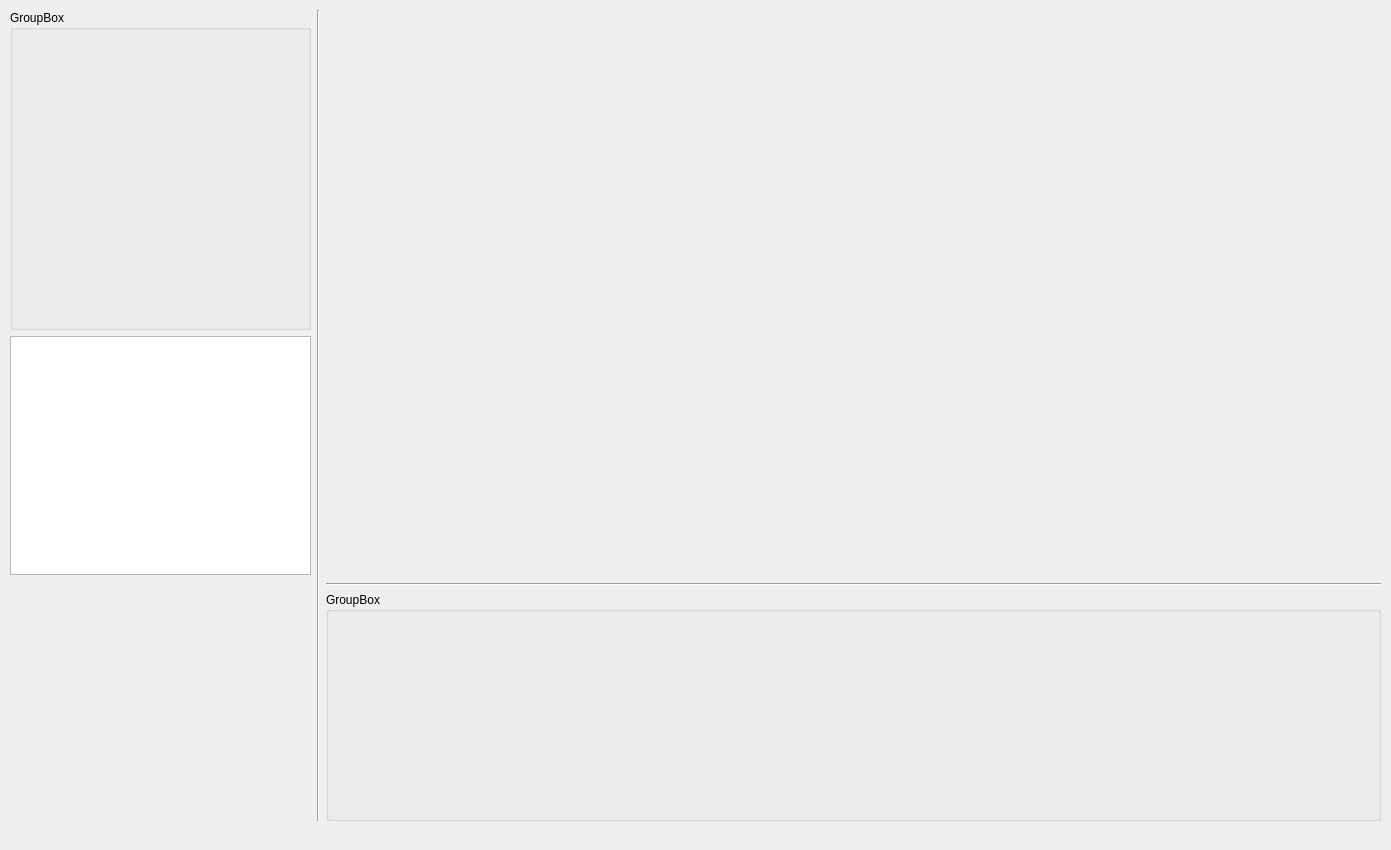
Qt form pages/datameasurementpage.ui (MinWenaaa/surfacePlanner) before a commit.
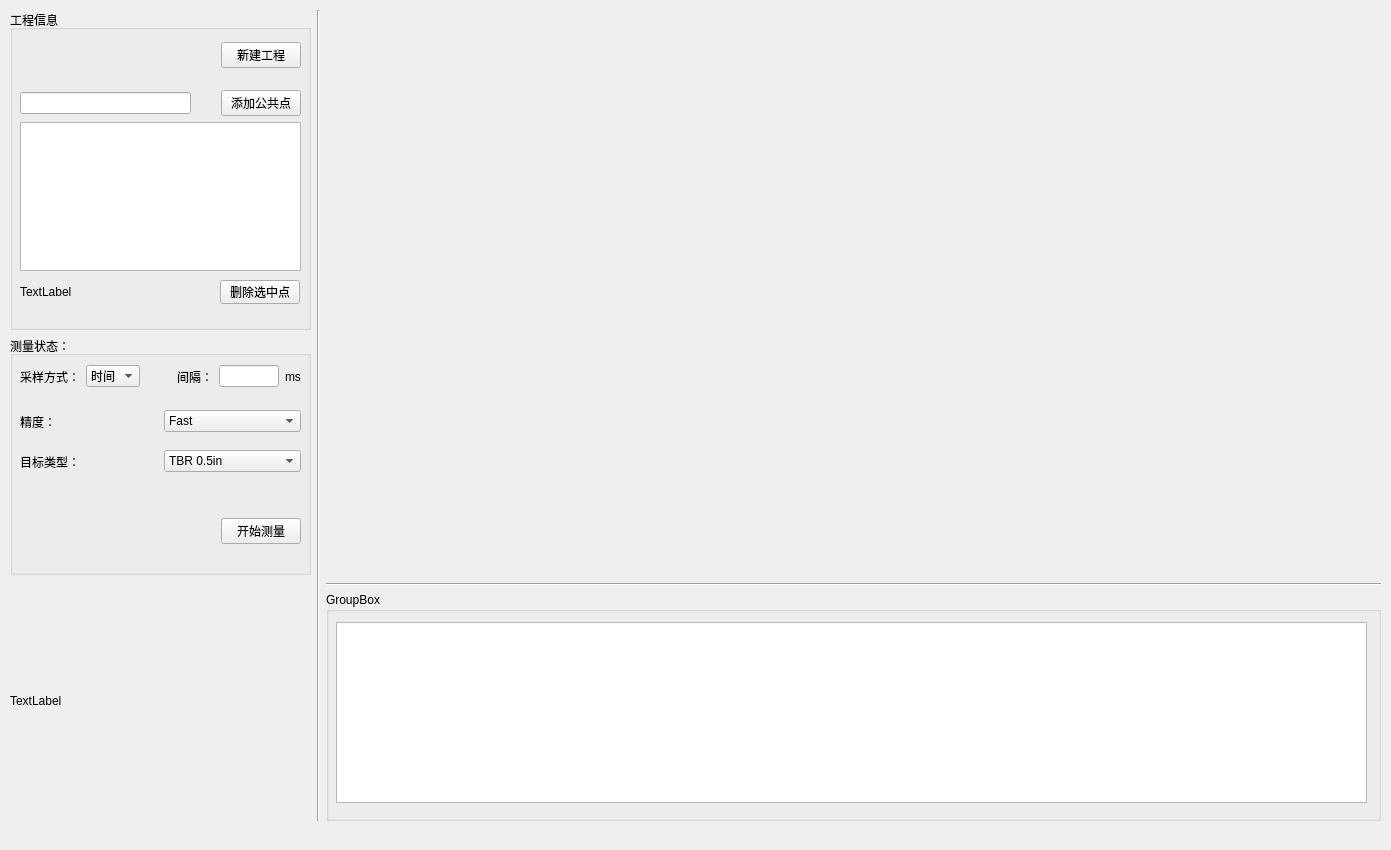
The same form after that commit.

Commit message: 公共点测量

The edit to the form file:
```diff
--- a/pages/datameasurementpage.ui
+++ b/pages/datameasurementpage.ui
@@ -31,15 +31,333 @@
       <item>
        <widget class="QGroupBox" name="groupBox_2">
         <property name="title">
-         <string>GroupBox</string>
+         <string>工程信息</string>
         </property>
+        <widget class="QWidget" name="horizontalLayoutWidget_2">
+         <property name="geometry">
+          <rect>
+           <x>10</x>
+           <y>30</y>
+           <width>281</width>
+           <height>31</height>
+          </rect>
+         </property>
+         <layout class="QHBoxLayout" name="horizontalLayout_3" stretch="5,1,2">
+          <item>
+           <widget class="QLabel" name="file_pathLabel">
+            <property name="text">
+             <string/>
+            </property>
+           </widget>
+          </item>
+          <item>
+           <spacer name="horizontalSpacer">
+            <property name="orientation">
+             <enum>Qt::Horizontal</enum>
+            </property>
+            <property name="sizeHint" stdset="0">
+             <size>
+              <width>40</width>
+              <height>20</height>
+             </size>
+            </property>
+           </spacer>
+          </item>
+          <item>
+           <widget class="QPushButton" name="fileButton">
+            <property name="text">
+             <string>新建工程</string>
+            </property>
+           </widget>
+          </item>
+         </layout>
+        </widget>
+        <widget class="QWidget" name="verticalLayoutWidget">
+         <property name="geometry">
+          <rect>
+           <x>10</x>
+           <y>80</y>
+           <width>281</width>
+           <height>181</height>
+          </rect>
+         </property>
+         <layout class="QVBoxLayout" name="verticalLayout_3">
+          <item>
+           <layout class="QHBoxLayout" name="horizontalLayout_8" stretch="7,1,3">
+            <item>
+             <widget class="QLineEdit" name="pointNameEdit"/>
+            </item>
+            <item>
+             <spacer name="horizontalSpacer_3">
+              <property name="orientation">
+               <enum>Qt::Horizontal</enum>
+              </property>
+              <property name="sizeHint" stdset="0">
+               <size>
+                <width>40</width>
+                <height>20</height>
+               </size>
+              </property>
+             </spacer>
+            </item>
+            <item>
+             <widget class="QPushButton" name="addPointButton">
+              <property name="text">
+               <string>添加公共点</string>
+              </property>
+             </widget>
+            </item>
+           </layout>
+          </item>
+          <item>
+           <widget class="QTableView" name="tableView"/>
+          </item>
+         </layout>
+        </widget>
+        <widget class="QPushButton" name="removeConnectionButton">
+         <property name="geometry">
+          <rect>
+           <x>210</x>
+           <y>270</y>
+           <width>80</width>
+           <height>24</height>
+          </rect>
+         </property>
+         <property name="text">
+          <string>删除选中点</string>
+         </property>
+        </widget>
+        <widget class="QLabel" name="stationStatusLabel">
+         <property name="geometry">
+          <rect>
+           <x>10</x>
+           <y>270</y>
+           <width>191</width>
+           <height>24</height>
+          </rect>
+         </property>
+         <property name="text">
+          <string>TextLabel</string>
+         </property>
+        </widget>
        </widget>
       </item>
       <item>
-       <widget class="QGraphicsView" name="graphicsView"/>
+       <widget class="QGroupBox" name="measure_group">
+        <property name="title">
+         <string>测量状态：</string>
+        </property>
+        <widget class="QWidget" name="horizontalLayoutWidget_3">
+         <property name="geometry">
+          <rect>
+           <x>10</x>
+           <y>20</y>
+           <width>281</width>
+           <height>41</height>
+          </rect>
+         </property>
+         <layout class="QHBoxLayout" name="horizontalLayout_4">
+          <item>
+           <widget class="QLabel" name="staticlabel1">
+            <property name="text">
+             <string>采样方式：</string>
+            </property>
+           </widget>
+          </item>
+          <item>
+           <widget class="QComboBox" name="sampleMod">
+            <item>
+             <property name="text">
+              <string>时间</string>
+             </property>
+            </item>
+            <item>
+             <property name="text">
+              <string>距离</string>
+             </property>
+            </item>
+           </widget>
+          </item>
+          <item>
+           <spacer name="horizontalSpacer_2">
+            <property name="orientation">
+             <enum>Qt::Horizontal</enum>
+            </property>
+            <property name="sizeHint" stdset="0">
+             <size>
+              <width>80</width>
+              <height>20</height>
+             </size>
+            </property>
+           </spacer>
+          </item>
+          <item>
+           <widget class="QLabel" name="label_2">
+            <property name="text">
+             <string>间隔：</string>
+            </property>
+           </widget>
+          </item>
+          <item>
+           <widget class="QLineEdit" name="seperationEdit"/>
+          </item>
+          <item>
+           <widget class="QLabel" name="UnitLabel">
+            <property name="text">
+             <string>ms</string>
+            </property>
+           </widget>
+          </item>
+         </layout>
+        </widget>
+        <widget class="QWidget" name="horizontalLayoutWidget_4">
+         <property name="geometry">
+          <rect>
+           <x>10</x>
+           <y>180</y>
+           <width>281</width>
+           <height>31</height>
+          </rect>
+         </property>
+         <layout class="QHBoxLayout" name="horizontalLayout_5">
+          <item>
+           <widget class="QLabel" name="measureStatusLabel">
+            <property name="text">
+             <string/>
+            </property>
+           </widget>
+          </item>
+          <item>
+           <spacer name="horizontalSpacer_4">
+            <property name="orientation">
+             <enum>Qt::Horizontal</enum>
+            </property>
+            <property name="sizeHint" stdset="0">
+             <size>
+              <width>40</width>
+              <height>20</height>
+             </size>
+            </property>
+           </spacer>
+          </item>
+          <item>
+           <widget class="QPushButton" name="measureButton">
+            <property name="text">
+             <string>开始测量</string>
+            </property>
+           </widget>
+          </item>
+         </layout>
+        </widget>
+        <widget class="QWidget" name="horizontalLayoutWidget_5">
+         <property name="geometry">
+          <rect>
+           <x>10</x>
+           <y>70</y>
+           <width>281</width>
+           <height>31</height>
+          </rect>
+         </property>
+         <layout class="QHBoxLayout" name="horizontalLayout_6">
+          <item>
+           <widget class="QLabel" name="label_3">
+            <property name="text">
+             <string>精度：</string>
+            </property>
+           </widget>
+          </item>
+          <item>
+           <widget class="QComboBox" name="comboBox">
+            <item>
+             <property name="text">
+              <string>Fast</string>
+             </property>
+            </item>
+            <item>
+             <property name="text">
+              <string>Standard</string>
+             </property>
+            </item>
+            <item>
+             <property name="text">
+              <string>Precise</string>
+             </property>
+            </item>
+           </widget>
+          </item>
+         </layout>
+        </widget>
+        <widget class="QWidget" name="horizontalLayoutWidget_6">
+         <property name="geometry">
+          <rect>
+           <x>10</x>
+           <y>110</y>
+           <width>281</width>
+           <height>31</height>
+          </rect>
+         </property>
+         <layout class="QHBoxLayout" name="horizontalLayout_7">
+          <item>
+           <widget class="QLabel" name="label_4">
+            <property name="text">
+             <string>目标类型：</string>
+            </property>
+           </widget>
+          </item>
+          <item>
+           <widget class="QComboBox" name="comboBox_2">
+            <item>
+             <property name="text">
+              <string>TBR 0.5in</string>
+             </property>
+            </item>
+            <item>
+             <property name="text">
+              <string>RFI</string>
+             </property>
+            </item>
+            <item>
+             <property name="text">
+              <string>RRR 0.5in</string>
+             </property>
+            </item>
+            <item>
+             <property name="text">
+              <string>BRR 1.5in</string>
+             </property>
+            </item>
+            <item>
+             <property name="text">
+              <string>RRR 1.5in</string>
+             </property>
+            </item>
+            <item>
+             <property name="text">
+              <string>Mirror</string>
+             </property>
+            </item>
+            <item>
+             <property name="text">
+              <string>RRR 0.875in</string>
+             </property>
+            </item>
+            <item>
+             <property name="text">
+              <string>Custom Reflector</string>
+             </property>
+            </item>
+           </widget>
+          </item>
+         </layout>
+        </widget>
+       </widget>
       </item>
       <item>
-       <widget class="QWidget" name="widget" native="true"/>
+       <widget class="QLabel" name="imageLabel">
+        <property name="text">
+         <string>TextLabel</string>
+        </property>
+       </widget>
       </item>
      </layout>
     </item>
@@ -67,6 +385,16 @@
         <property name="title">
          <string>GroupBox</string>
         </property>
+        <widget class="QTextEdit" name="logEdit">
+         <property name="geometry">
+          <rect>
+           <x>10</x>
+           <y>30</y>
+           <width>1031</width>
+           <height>181</height>
+          </rect>
+         </property>
+        </widget>
        </widget>
       </item>
      </layout>
```
The commit also changes 14 other files.
